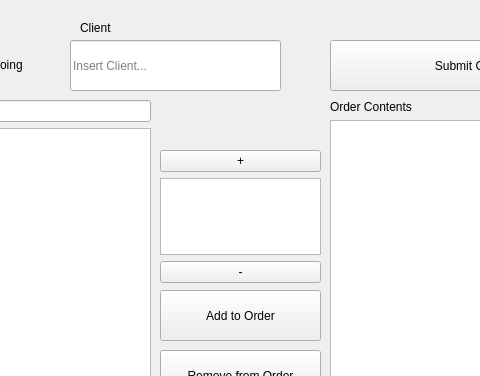
Qt form UI/create_order.ui (npaolini-8/se-group-5) before a commit; both pictures show x 170 to 650 and y 0 to 376 of the 800 by 600 pixel window.
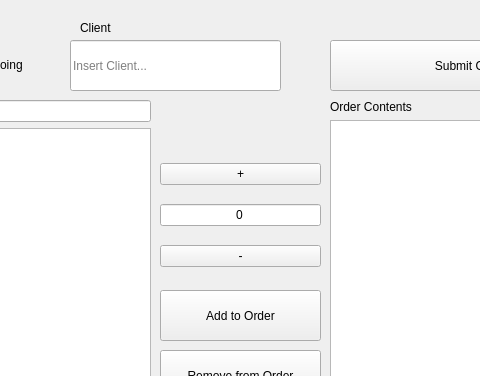
The same form after that commit.

Commit message: Created a semi-fully functional create order GUI

The edit to the form file:
```diff
--- a/UI/create_order.ui
+++ b/UI/create_order.ui
@@ -166,7 +166,20 @@
      </widget>
     </item>
     <item>
-     <widget class="QTextBrowser" name="counter_view"/>
+     <widget class="QLineEdit" name="count_line">
+      <property name="text">
+       <string>0</string>
+      </property>
+      <property name="alignment">
+       <set>Qt::AlignCenter</set>
+      </property>
+      <property name="readOnly">
+       <bool>true</bool>
+      </property>
+      <property name="placeholderText">
+       <string/>
+      </property>
+     </widget>
     </item>
     <item>
      <widget class="QPushButton" name="minus_btn">
```
The commit also changes 2 other files.
